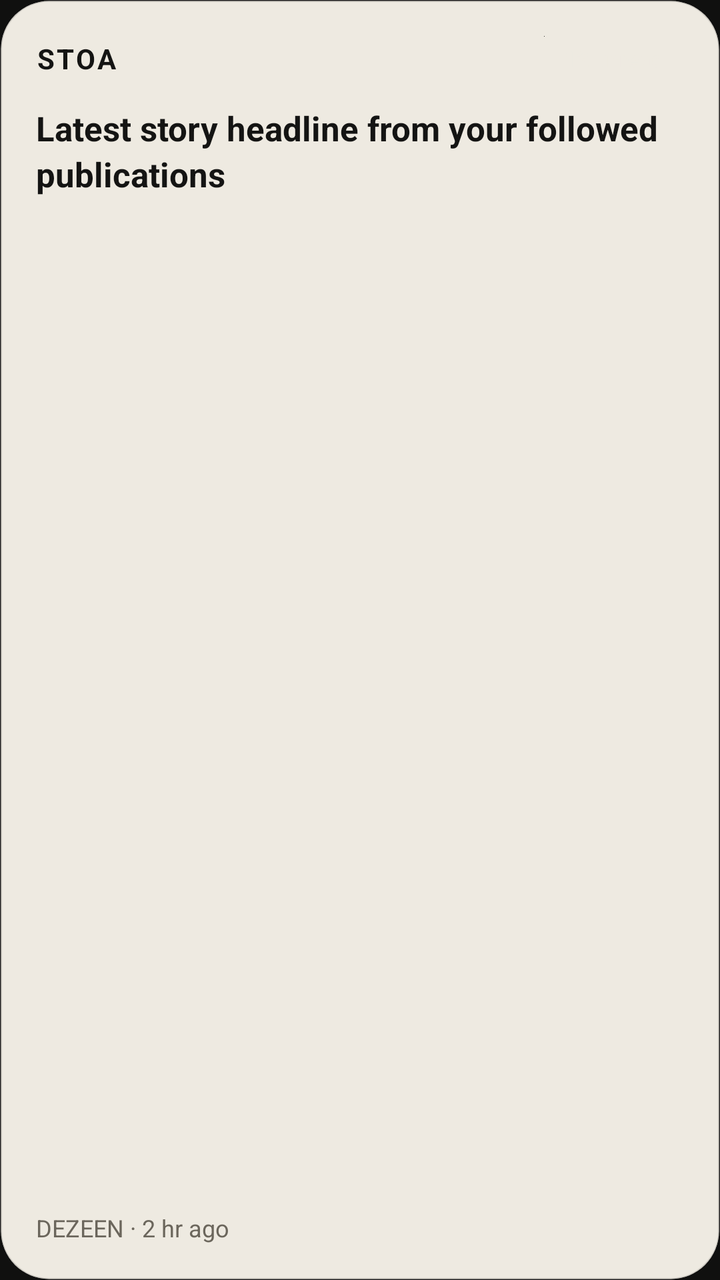
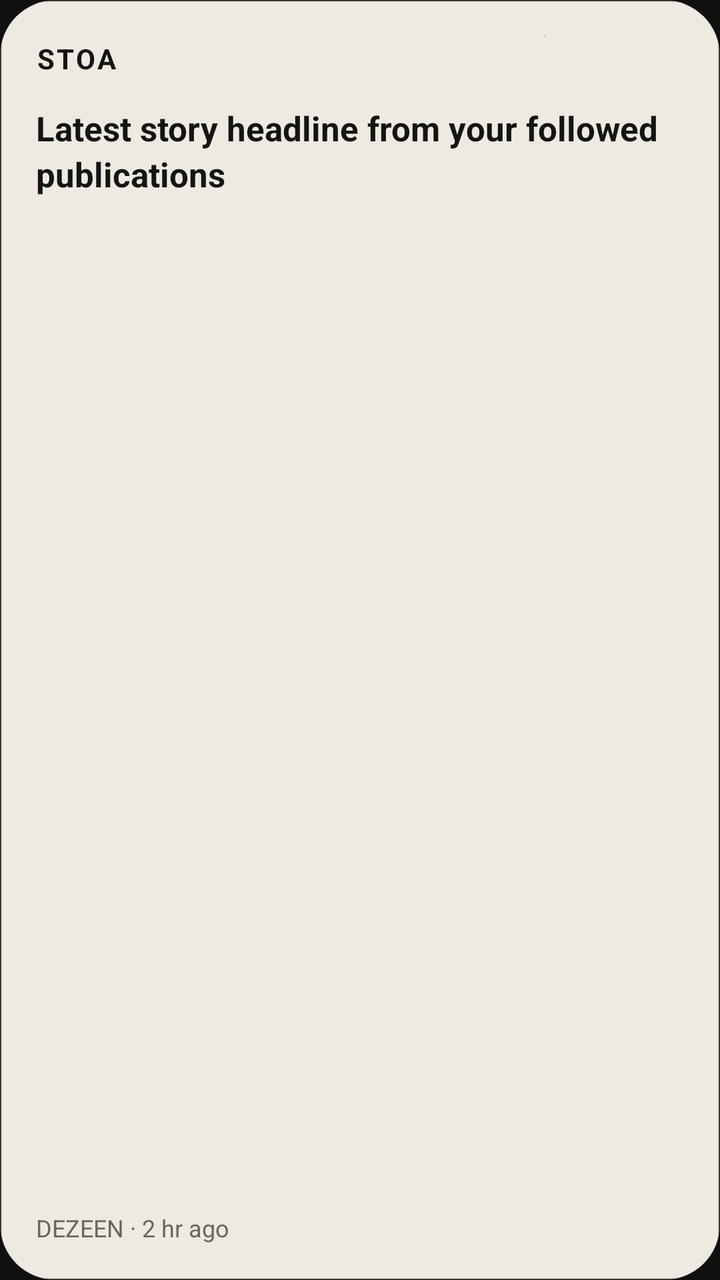

An Android layout rendered at two revisions. The XML below is the earlier revision; the diff shows what the commit changed to produce the second picture.
<!-- AndroidManifest.xml: application theme Theme.Signal -->
<!-- res/layout/widget_stoa_hero.xml -->
<?xml version="1.0" encoding="utf-8"?>
<FrameLayout xmlns:android="http://schemas.android.com/apk/res/android"
    android:id="@+id/widget_container"
    android:layout_width="match_parent"
    android:layout_height="match_parent"
    android:background="@drawable/widget_bg_paper"
    android:clipChildren="true"
    android:clipToOutline="true">

    
    <ImageView
        android:id="@+id/widget_background"
        android:layout_width="match_parent"
        android:layout_height="match_parent"
        android:scaleType="fitXY"
        android:src="@drawable/widget_bg_paper" />

    
    <ImageView
        android:id="@+id/widget_bg_image"
        android:layout_width="match_parent"
        android:layout_height="match_parent"
        android:scaleType="centerCrop"
        android:visibility="gone" />

    
    <ImageView
        android:id="@+id/widget_scrim"
        android:layout_width="match_parent"
        android:layout_height="match_parent"
        android:scaleType="fitXY"
        android:src="@drawable/widget_scrim_overlay"
        android:visibility="gone" />

    
    <LinearLayout
        android:id="@+id/widget_content"
        android:layout_width="match_parent"
        android:layout_height="match_parent"
        android:orientation="vertical"
        android:padding="18dp">

        
        <LinearLayout
            android:layout_width="match_parent"
            android:layout_height="wrap_content"
            android:gravity="center_vertical"
            android:orientation="horizontal">

            <TextView
                android:id="@+id/widget_brand"
                android:layout_width="0dp"
                android:layout_height="wrap_content"
                android:layout_weight="1"
                android:text="STOA"
                android:textColor="#141413"
                android:textSize="14sp"
                android:textStyle="bold"
                android:letterSpacing="0.08" />

            
            <FrameLayout
                android:id="@+id/widget_badge_container"
                android:layout_width="wrap_content"
                android:layout_height="wrap_content">

                <ImageView
                    android:id="@+id/widget_badge_bg"
                    android:layout_width="match_parent"
                    android:layout_height="match_parent"
                    android:scaleType="fitXY"
                    android:src="@drawable/widget_badge_bg" />

                <TextView
                    android:id="@+id/widget_unread_badge"
                    android:layout_width="wrap_content"
                    android:layout_height="wrap_content"
                    android:paddingStart="10dp"
                    android:paddingTop="4dp"
                    android:paddingEnd="10dp"
                    android:paddingBottom="4dp"
                    android:text="12 unread"
                    android:textColor="#EEEAE1"
                    android:textSize="11sp"
                    android:textStyle="bold" />
            </FrameLayout>
        </LinearLayout>

        
        <TextView
            android:id="@+id/widget_title"
            android:layout_width="match_parent"
            android:layout_height="0dp"
            android:layout_marginTop="12dp"
            android:layout_marginBottom="8dp"
            android:layout_weight="1"
            android:ellipsize="end"
            android:maxLines="3"
            android:text="Latest story headline from your followed publications"
            android:textColor="#141413"
            android:textSize="17sp"
            android:textStyle="bold"
            android:lineSpacingMultiplier="1.15" />

        
        <TextView
            android:id="@+id/widget_meta"
            android:layout_width="match_parent"
            android:layout_height="wrap_content"
            android:ellipsize="end"
            android:maxLines="1"
            android:text="DEZEEN · 2 hr ago"
            android:textColor="#6B665C"
            android:textSize="12sp"
            android:textStyle="normal" />

    </LinearLayout>

</FrameLayout>
<!-- resources referenced by this layout -->
<resources>
  <!-- drawable widget_badge_bg (drawable) -->
  <?xml version="1.0" encoding="utf-8"?>
  <shape xmlns:android="http://schemas.android.com/apk/res/android"
      android:shape="rectangle">
      <solid android:color="#141413" />
      <corners android:radius="999dp" />
  </shape>
  <!-- drawable widget_bg_paper (drawable) -->
  <?xml version="1.0" encoding="utf-8"?>
  <shape xmlns:android="http://schemas.android.com/apk/res/android"
      android:shape="rectangle">
      <solid android:color="#EEEAE1" />
      <corners android:radius="24dp" />
      <stroke
          android:width="1dp"
          android:color="#29141413" />
  </shape>
  <!-- drawable widget_scrim_overlay (drawable) -->
  <?xml version="1.0" encoding="utf-8"?>
  <shape xmlns:android="http://schemas.android.com/apk/res/android"
      android:shape="rectangle">
      <gradient
          android:angle="270"
          android:startColor="#80000000"
          android:centerColor="#B3000000"
          android:endColor="#F2000000"
          android:type="linear" />
      <corners android:radius="24dp" />
  </shape>
  <style name="Theme.Signal" parent="@android:style/Theme.Material.NoActionBar">
          <item name="android:windowBackground">#10100F</item>
          <item name="android:colorBackground">#10100F</item>
      </style>
</resources>

<!-- the commit's change to res/layout/widget_stoa_hero.xml (unified diff, before → after) -->
@@ -1,9 +1,9 @@
 <?xml version="1.0" encoding="utf-8"?>
 <FrameLayout xmlns:android="http://schemas.android.com/apk/res/android"
-    android:id="@+id/widget_container"
+    android:id="@android:id/background"
     android:layout_width="match_parent"
     android:layout_height="match_parent"
-    android:background="@drawable/widget_bg_paper"
+    android:background="@drawable/widget_root_bg"
     android:clipChildren="true"
     android:clipToOutline="true">
 
@@ -14,23 +14,6 @@
         android:layout_height="match_parent"
         android:scaleType="fitXY"
         android:src="@drawable/widget_bg_paper" />
-
-    
-    <ImageView
-        android:id="@+id/widget_bg_image"
-        android:layout_width="match_parent"
-        android:layout_height="match_parent"
-        android:scaleType="centerCrop"
-        android:visibility="gone" />
-
-    
-    <ImageView
-        android:id="@+id/widget_scrim"
-        android:layout_width="match_parent"
-        android:layout_height="match_parent"
-        android:scaleType="fitXY"
-        android:src="@drawable/widget_scrim_overlay"
-        android:visibility="gone" />
 
     
     <LinearLayout
<!-- resource entries referenced after the edit -->
@@ -17,16 +17,11 @@
           android:width="1dp"
           android:color="#29141413" />
   </shape>
-  <!-- drawable widget_scrim_overlay (drawable) -->
+  <!-- drawable widget_root_bg (drawable) -->
   <?xml version="1.0" encoding="utf-8"?>
   <shape xmlns:android="http://schemas.android.com/apk/res/android"
       android:shape="rectangle">
-      <gradient
-          android:angle="270"
-          android:startColor="#80000000"
-          android:centerColor="#B3000000"
-          android:endColor="#F2000000"
-          android:type="linear" />
+      <solid android:color="@android:color/transparent" />
       <corners android:radius="24dp" />
   </shape>
   <style name="Theme.Signal" parent="@android:style/Theme.Material.NoActionBar">
